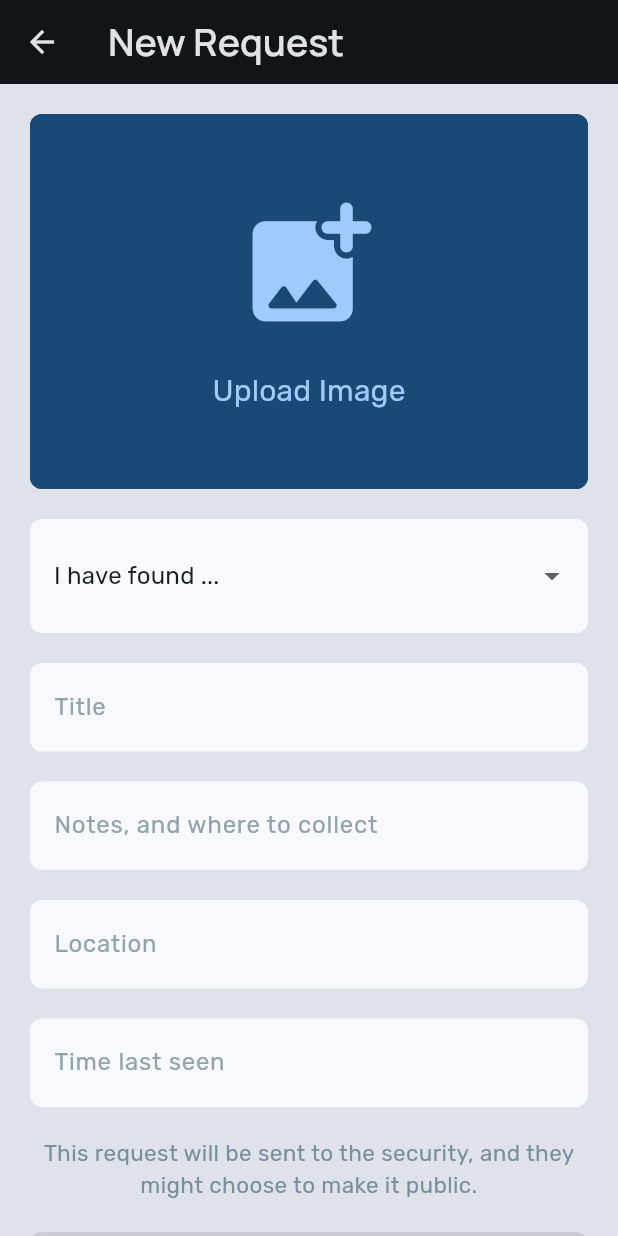
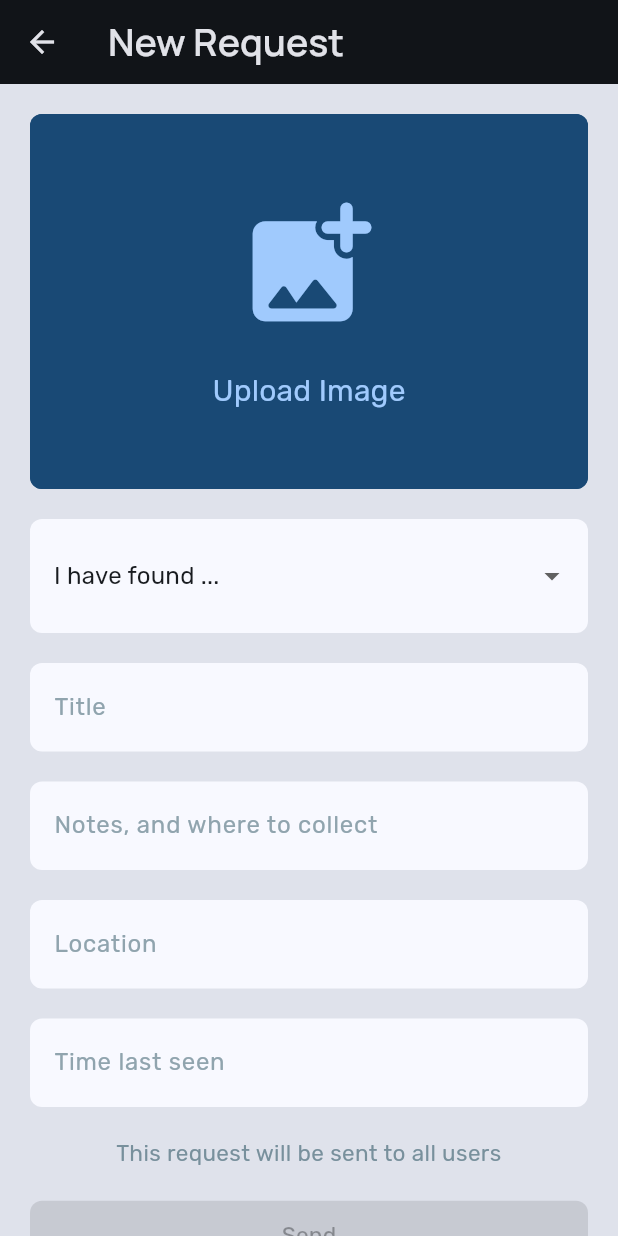
Before and after one commit to darrylad/LoFo, a Flutter app: the SecurityNewPostPage screen opened directly, on a phone screen of 412 x 824 dp. Run offline on Flutter 3.47's test engine with Material 3 defaults, Android fonts, the phone set to English and light mode, and no system bars; our stand-ins replace cloud_firestore, firebase_auth, firebase_core, firebase_remote_config, firebase_storage, google_sign_in and 4 more; accounts and stored records are empty; generated files the repository leaves out were written again.

Commit message:
loading page immediatly after press of verify button, and security new post page text chanage

```diff
--- a/lib/auth/google_sign_in.dart
+++ b/lib/auth/google_sign_in.dart
@@ -7,11 +7,10 @@ import 'package:lofo/main.dart';
 
 signUpWithGoogle(BuildContext context, State state) async {
   try {
+    showLoadingScreen(state.context);
     GoogleSignInAccount? googleUser = await GoogleSignIn().signIn();
 
     if (!state.mounted) return;
-
-    showLoadingScreen(state.context);
 
     GoogleSignInAuthentication? googleAuth = await googleUser?.authentication;
 
--- a/lib/pages/about_page.dart
+++ b/lib/pages/about_page.dart
@@ -12,7 +12,7 @@ class AboutPage extends StatefulWidget {
 
 class _AboutPageState extends State<AboutPage> {
   String aboutTextDesc =
-      'Welcome to the Lofo app, a dedicated platform designed to simplify the lost and found process on campus. Our app provides students with a convenient way to report lost items, including descriptions and photos, which are then routed to campus security for assistance. \n \n \nGroup: Darryl David, Shivam Sharma, and Lovely Bhardwaj \n \n \n Darryl: Frontend and Backend \n Shivam: AI \n Lovely: AI \n \n \n';
+      'Welcome to the Lofo app, a dedicated platform designed to simplify the lost and found process on campus. Our app provides students with a convenient way to report lost items, including descriptions and photos, which are then routed to campus security for assistance. \n \n \nDeveloped by: Darryl David \n \n \n';
 
   getAboutText() async {
     try {
--- a/lib/security_layouts/security_pages/security_new_post_page.dart
+++ b/lib/security_layouts/security_pages/security_new_post_page.dart
@@ -299,7 +299,7 @@ class _SecurityNewPostPageState extends State<SecurityNewPostPage> {
                     ),
                     const SizedBox(height: 20),
                     Text(
-                      'This request will be sent to the security, and they might choose to make it public.',
+                      'This request will be sent to all users',
                       style: TextStyle(
                           fontSize: 15,
                           color: secondaryTextColor,
```
Also changed, not shown: lib/pages/login_page.dart (+6 -6 lines), pubspec.lock.
